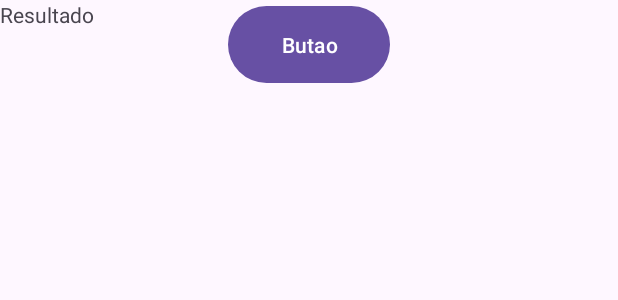
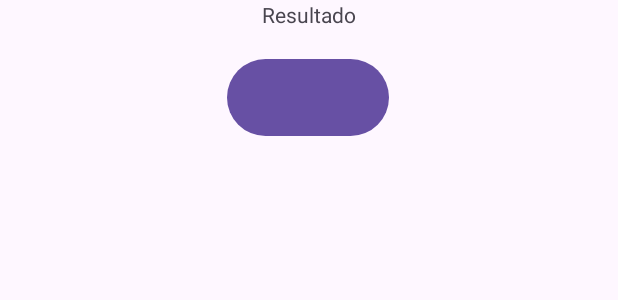
Before and after one commit to gustavolace/number-draw-app, an Android app: the layout activity_main.xml on its own in the app's theme, with its tools: preview values and no code run, on a phone screen of 412 x 824 dp. Shown: the top 300 px of the screen. Run offline under Robolectric (Android 15) with nearby library versions, the phone set to English and light mode, and no system bars.

Commit message:
text set

```diff
--- a/app/src/main/java/com/example/myapplication/MainActivity.java
+++ b/app/src/main/java/com/example/myapplication/MainActivity.java
@@ -16,6 +16,6 @@ public class MainActivity extends AppCompatActivity {
 
     public void selecionarBotao(View v) {
         TextView texto = findViewById(R.id.resultText);
-        texto.setText("TEXTO ALTERADO");
+        texto.setText("TEXTO ALTERADO!");
     }
 }
--- a/app/src/main/res/layout/activity_main.xml
+++ b/app/src/main/res/layout/activity_main.xml
@@ -10,17 +10,19 @@
         android:id="@+id/button"
         android:layout_width="108dp"
         android:layout_height="59dp"
+        android:layout_marginTop="16dp"
         android:onClick="selecionarBotao"
-        android:text="Butao"
         app:layout_constraintEnd_toEndOf="parent"
+        app:layout_constraintHorizontal_bias="0.498"
         app:layout_constraintStart_toStartOf="parent"
-        tools:layout_editor_absoluteY="42dp" />
+        app:layout_constraintTop_toBottomOf="@+id/resultText" />
 
     <TextView
         android:id="@+id/resultText"
         android:layout_width="wrap_content"
         android:layout_height="wrap_content"
         android:text="Resultado"
-        tools:layout_editor_absoluteX="179dp"
-        tools:layout_editor_absoluteY="14dp" />
+        app:layout_constraintEnd_toEndOf="parent"
+        app:layout_constraintStart_toStartOf="parent"
+        app:layout_constraintTop_toTopOf="parent" />
 </androidx.constraintlayout.widget.ConstraintLayout>
```
